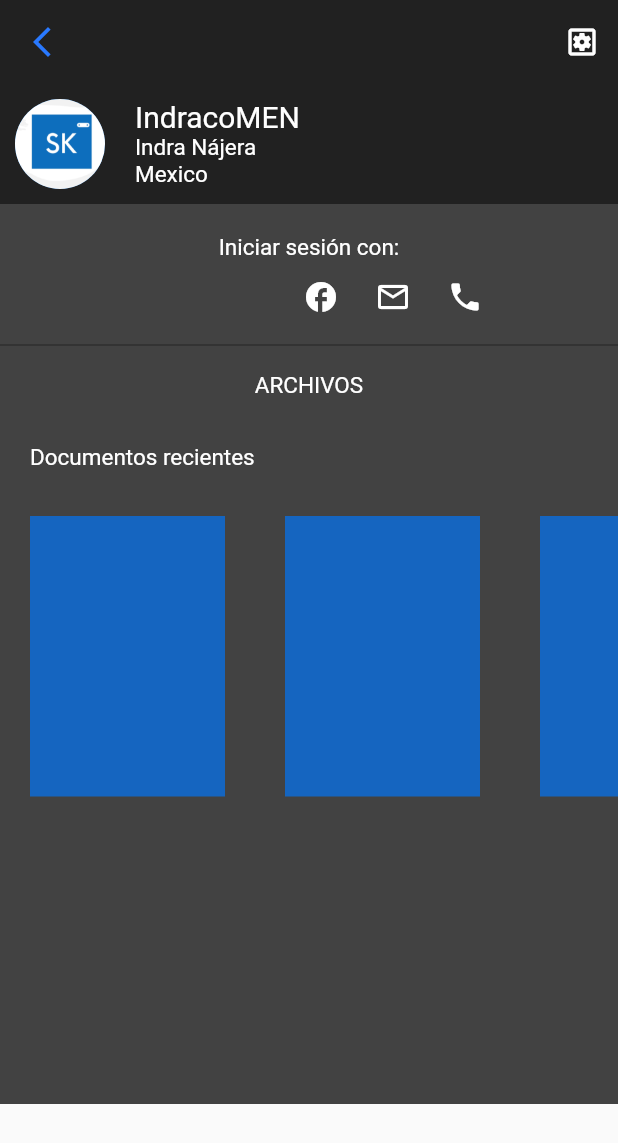
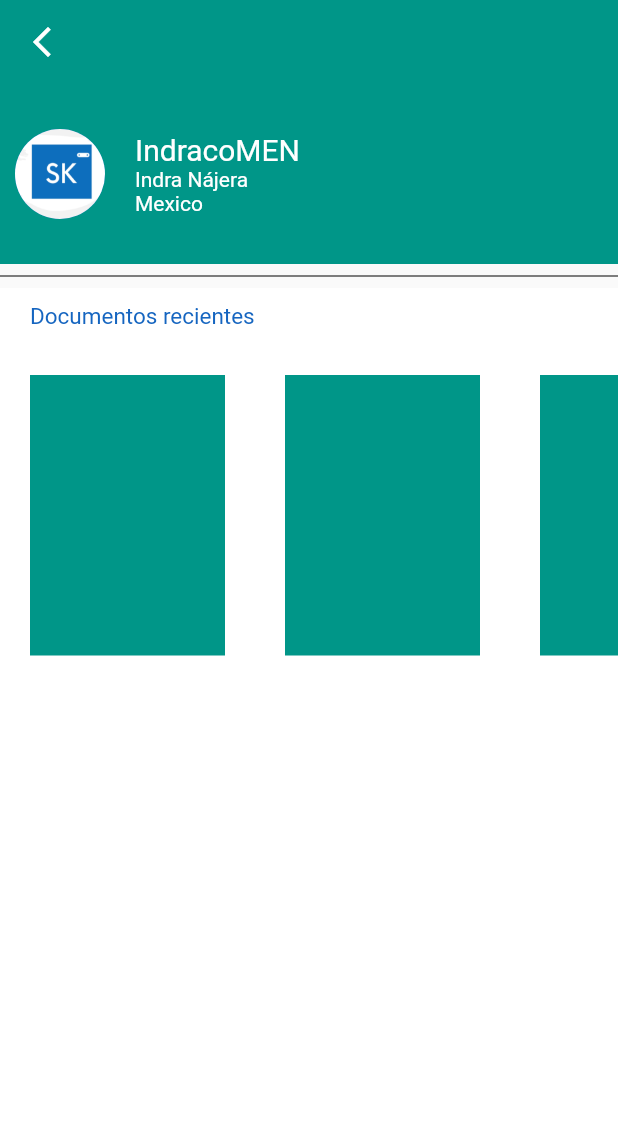
Before and after one commit to IndracoMEN/Skanner_frontend_, a Flutter app: the Account screen opened directly, on a phone screen of 412 x 824 dp. Shown: the top 1143 px of the screen. Run offline on Flutter 3.47's test engine with Material 2 defaults, Android fonts, the light colour scheme and no system bars; our stand-ins replace card_swiper, share_plus; missing offline and left inert: fancy_bar; network calls fail.

Commit message:
modificacion de diseño, ya incluye opcion para compartir documentos

```diff
--- a/lib/Widgets/Bottom Navigation/bottom_navigation_account.dart
+++ b/lib/Widgets/Bottom Navigation/bottom_navigation_account.dart
@@ -9,7 +9,7 @@ class Account extends StatelessWidget {
   Widget build(BuildContext context) {
     // ignore: constant_identifier_names
     const text_style = TextStyle(
-      color: Colors.white,
+      color: Color.fromRGBO(21, 101, 192, 1),
       fontSize: 15,
     );
     return Scaffold(
@@ -18,22 +18,17 @@ class Account extends StatelessWidget {
           return IconButton(
               onPressed: () => Navigator.push(context,
                   MaterialPageRoute(builder: (context) => const Skanner())),
-              icon: Icon(Icons.arrow_back_ios_new_outlined,
-                  color: Colors.blueAccent.shade400));
+              icon: const Icon(Icons.arrow_back_ios_new_outlined,
+                  color: Colors.white));
         }),
         elevation: 0,
-        backgroundColor: Colors.grey.shade900,
-        actions: [
-          IconButton(
-              onPressed: () {},
-              icon: const Icon(Icons.settings_applications_outlined)),
-        ],
+        backgroundColor: Colors.teal,
       ),
       body: ListView(
         children: [
           Container(
-            height: 80,
-            color: Colors.grey.shade900,
+            height: 120,
+            color: Colors.teal,
             child: Row(
               children: [
                 Container(width: 10),
@@ -54,12 +49,12 @@ class Account extends StatelessWidget {
                     //this.name
                     Text(
                       "Indra Nájera",
-                      style: text_style,
+                      style: TextStyle(color: Colors.white),
                     ),
                     //this.country
                     Text(
                       "Mexico",
-                      style: text_style,
+                      style: TextStyle(color: Colors.white),
                     )
                   ],
                 )
@@ -87,46 +82,13 @@ class Body_account extends StatelessWidget {
       crossAxisAlignment: CrossAxisAlignment.start,
       mainAxisAlignment: MainAxisAlignment.start,
       children: [
+        const Divider(color: Colors.black),
         Container(
-          color: Colors.grey.shade800,
+          //Color.fromRGBO(226, 217, 217, 1)
+          color: Colors.white,
           height: 600,
           child: Column(
             children: [
-              const SizedBox(height: 20),
-              Text(
-                "Iniciar sesión con:",
-                style: text_style,
-              ),
-              Row(
-                crossAxisAlignment: CrossAxisAlignment.center,
-                children: [
-                  Container(width: 190),
-                  IconButton(
-                    onPressed: () {},
-                    icon: const Icon(Icons.facebook_outlined,
-                        color: Colors.white),
-                    padding: const EdgeInsets.all(5),
-                  ),
-                  IconButton(
-                      onPressed: () {},
-                      icon:
-                          const Icon(Icons.email_outlined, color: Colors.white),
-                      padding: const EdgeInsets.all(5)),
-                  IconButton(
-                      onPressed: () {},
-                      icon: const Icon(Icons.phone, color: Colors.white),
-                      padding: const EdgeInsets.all(5)),
-                ],
-              ),
-              const Divider(color: Colors.black45),
-              Padding(
-                padding: const EdgeInsets.only(top: 10, bottom: 20),
-                child: Text(
-                  "Archivos".toUpperCase(),
-                  style: text_style,
-                  textAlign: TextAlign.start,
-                ),
-              ),
               SizedBox(
                 height: 265,
                 width: double.infinity,
@@ -150,7 +112,7 @@ class Body_account extends StatelessWidget {
                             return Container(
                                 width: 130,
                                 height: 190,
-                                color: Colors.blue.shade800,
+                                color: Colors.teal,
                                 margin: const EdgeInsets.all(20));
                           }),
                     ),
--- a/lib/Widgets/Dashboard/dashboard.dart
+++ b/lib/Widgets/Dashboard/dashboard.dart
@@ -25,7 +25,7 @@ class DashboardPage extends StatelessWidget {
       home: Scaffold(
         body: ListView(
           children: [
-            box,
+            SizedBox(height: 10),
             Material(
               elevation: elevation,
               borderRadius: borderRadius,
--- a/lib/Widgets/Drawer/events.dart
+++ b/lib/Widgets/Drawer/events.dart
@@ -8,10 +8,14 @@ class EventsPage extends StatefulWidget {
 }
 
 class _EventsPageState extends State<EventsPage> {
+  final style = TextStyle(fontSize: 62, fontWeight: FontWeight.bold);
   @override
   Widget build(BuildContext context) {
     return Center(
-      child: Container(child: Text("Eventos")),
+      child: Container(
+          child: Text(
+        "Eventos",
+      )),
     );
   }
 }
```
Also changed, not shown: lib/Widgets/Drawer/notes.dart (+6 -4 lines), lib/main.dart (+9 -2 lines), pubspec.yaml (+13 -7 lines), fonts/Comfortaa-SemiBold.ttf (added), fonts/ComforterBrush-Regular.ttf (added), fonts/Poppins-Thin.ttf (added), pubspec.lock, 2 other files.
